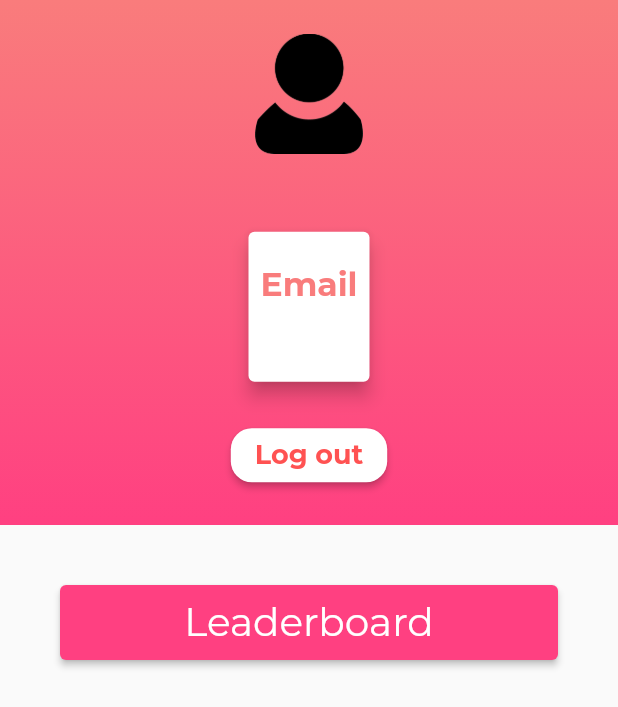
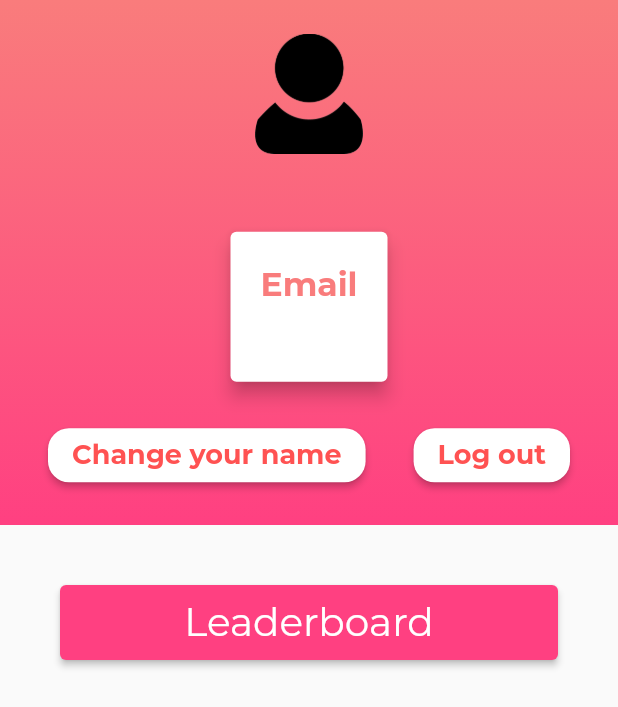
Before and after one commit to tuanngo1001/tubtrunk, a Flutter app: the AccountView screen opened directly, on a phone screen of 412 x 824 dp. Shown: the top 707 px of the screen. Run offline on Flutter 3.47's test engine with Material 2 defaults, Android fonts, the phone set to English and light mode, and no system bars; our stand-ins replace circular_countdown_timer, email_validator, fl_chart, flutter_local_notifications, rxdart, screenshot and 3 more; missing offline and left inert: flutter_duration_picker, giffy_dialog; accounts and stored records are empty.

Commit message:
add changeName button to account

```diff
--- a/source/tubtrunk/lib/Controllers/authenticationController.dart
+++ b/source/tubtrunk/lib/Controllers/authenticationController.dart
@@ -185,6 +185,7 @@ class AuthenticationController {
           if (response.body == "Success") {
             await MemoryController.removeKey('username');
             await MemoryController.save('username', userName);
+            GlobalSettings.user.username = userName;
             NotificationView().changeNameSuccess(context);
           } else if (response.body == "Existed") {
             showDialog(
--- a/source/tubtrunk/lib/Views/accountView.dart
+++ b/source/tubtrunk/lib/Views/accountView.dart
@@ -1,5 +1,6 @@
 import 'package:flutter/material.dart';
 import 'package:tubtrunk/Utils/globalSettings.dart';
+import 'displayNameView.dart';
 import 'leaderboardView.dart';
 import 'package:tubtrunk/Controllers/authenticationController.dart';
 
@@ -55,7 +56,7 @@ class _AccountViewState extends State<AccountView> {
                           elevation: 5.0,
                           child: Padding(
                             padding: const EdgeInsets.symmetric(
-                                horizontal: 8.0, vertical: 22.0),
+                                horizontal: 20.0, vertical: 22.0),
                             child: Expanded(
                               child: Column(
                                 children: <Widget>[
@@ -76,8 +77,7 @@ class _AccountViewState extends State<AccountView> {
                                     style: TextStyle(
                                         fontFamily: 'Montserrat',
                                         fontSize: 20.0,
-                                      color: Colors.pinkAccent,
-                                    ),
+                                        color: Colors.pinkAccent),
                                   )
                                 ],
                               ),
@@ -86,22 +86,62 @@ class _AccountViewState extends State<AccountView> {
                       SizedBox(
                         height: 20.0,
                       ),
+                      Row(
+                        mainAxisAlignment: MainAxisAlignment.spaceEvenly,
+                        children: <Widget>[
                           Container(
                             child: ElevatedButton(
                                 style: ButtonStyle(
                                   shape: MaterialStateProperty.all(
                                     RoundedRectangleBorder(
-                                    borderRadius: BorderRadius.circular(14.0)),
+                                        borderRadius:
+                                            BorderRadius.circular(14.0)),
                                   ),
                                   backgroundColor:
-                                  MaterialStateProperty.resolveWith((states) {
+                                      MaterialStateProperty.resolveWith(
+                                          (states) {
                                     if (states.contains(MaterialState.pressed))
-                                  return Colors.pinkAccent;
+                                      return Colors.indigo.shade100;
                                     return Colors.white;
                                   }),
                                 ),
                                 onPressed: () {
-                              widget.authenticationController.logout(context);
+                                  Navigator.pop(context);
+                                  Navigator.push(
+                                    context,
+                                    MaterialPageRoute(
+                                        builder: (context) =>
+                                            DisplayNameView()),
+                                  );
+                                },
+                                child: Text('Change your name',
+                                    style: TextStyle(
+                                      fontFamily: 'Montserrat',
+                                      fontSize: 18,
+                                      fontWeight: FontWeight.w700,
+                                      color: Colors.redAccent,
+                                    ))),
+                          ),
+                          // SizedBox(width: 10.0),
+                          Container(
+                            child: ElevatedButton(
+                                style: ButtonStyle(
+                                  shape: MaterialStateProperty.all(
+                                    RoundedRectangleBorder(
+                                        borderRadius:
+                                            BorderRadius.circular(14.0)),
+                                  ),
+                                  backgroundColor:
+                                      MaterialStateProperty.resolveWith(
+                                          (states) {
+                                    if (states.contains(MaterialState.pressed))
+                                      return Colors.indigo.shade100;
+                                    return Colors.white;
+                                  }),
+                                ),
+                                onPressed: () {
+                                  widget.authenticationController
+                                      .logout(context);
                                 },
                                 child: Text('Log out',
                                     style: TextStyle(
@@ -110,6 +150,8 @@ class _AccountViewState extends State<AccountView> {
                                       fontWeight: FontWeight.w700,
                                       color: Colors.redAccent,
                                     ))),
+                          ),
+                        ],
                       )
                     ],
                   ),
```
Lines whose indentation alone changed are shown as unchanged.
